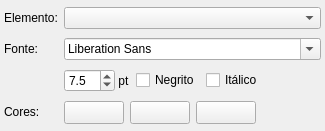
This is pgmodeler_ui/ui/confaparenciawidget.ui in erdincay/pgmodeler-old as Qt 5 draws it before an edit. The edited form follows.
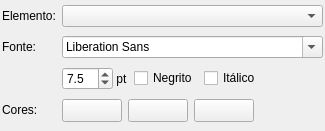
This is the edited form.

What changed in the file:
```diff
--- a/pgmodeler_ui/ui/confaparenciawidget.ui
+++ b/pgmodeler_ui/ui/confaparenciawidget.ui
@@ -15,7 +15,7 @@
   </property>
   <layout class="QGridLayout" name="gridLayout">
    <property name="margin">
-    <number>4</number>
+    <number>2</number>
    </property>
    <item row="0" column="0">
     <widget class="QLabel" name="label_9">
```
Left out of the diff: 24 changed lines with no effect on the pictures.
